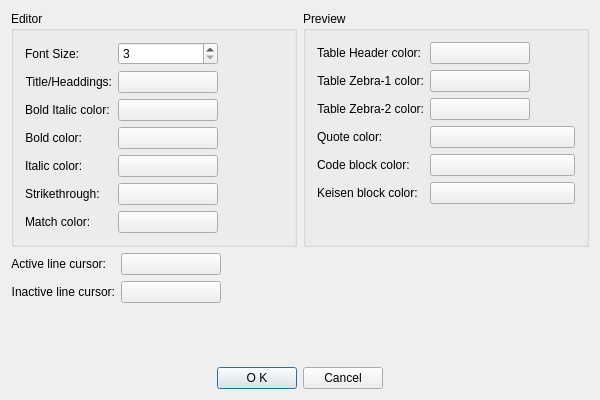
Before: the Qt Designer form viMarkdown/src/SettingsDialog.ui in shigmas/viMarkdown, drawn with Qt 5.
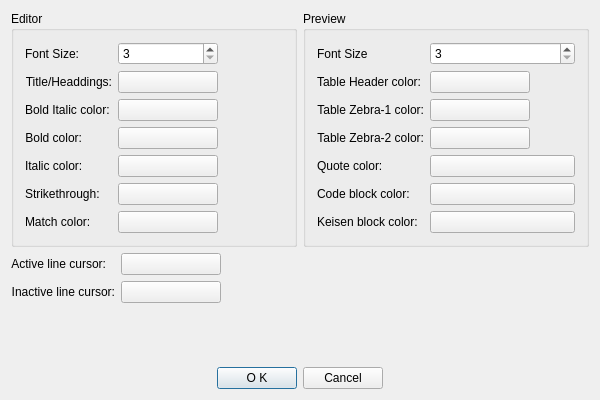
After: the same form once the commit is applied.

Commit message: 0004 ◎ C 04/13 04/30 03001│ToDo│"AutoText.cpp": #include <Windows.h> は不必要なので削除

```diff
--- a/viMarkdown/src/SettingsDialog.ui
+++ b/viMarkdown/src/SettingsDialog.ui
@@ -185,7 +185,7 @@
           <string>Preview</string>
          </property>
          <layout class="QFormLayout" name="formLayout_2">
-          <item row="0" column="0">
+          <item row="1" column="0">
            <widget class="QLabel" name="label_3">
             <property name="text">
              <string>Table Header color:</string>
@@ -195,7 +195,7 @@
             </property>
            </widget>
           </item>
-          <item row="0" column="1">
+          <item row="1" column="1">
            <widget class="QPushButton" name="CSVHeaderPB">
             <property name="maximumSize">
              <size>
@@ -208,7 +208,7 @@
             </property>
            </widget>
           </item>
-          <item row="1" column="0">
+          <item row="2" column="0">
            <widget class="QLabel" name="label_4">
             <property name="text">
              <string>Table Zebra-1 color:</string>
@@ -218,7 +218,7 @@
             </property>
            </widget>
           </item>
-          <item row="1" column="1">
+          <item row="2" column="1">
            <widget class="QPushButton" name="CSVZebra1PB">
             <property name="maximumSize">
              <size>
@@ -231,7 +231,7 @@
             </property>
            </widget>
           </item>
-          <item row="2" column="0">
+          <item row="3" column="0">
            <widget class="QLabel" name="label_5">
             <property name="text">
              <string>Table Zebra-2 color:</string>
@@ -241,7 +241,7 @@
             </property>
            </widget>
           </item>
-          <item row="2" column="1">
+          <item row="3" column="1">
            <widget class="QPushButton" name="CSVZebra2PB">
             <property name="maximumSize">
              <size>
@@ -254,48 +254,65 @@
             </property>
            </widget>
           </item>
-          <item row="3" column="0">
+          <item row="4" column="0">
            <widget class="QLabel" name="label_12">
             <property name="text">
              <string>Quote color:</string>
             </property>
            </widget>
           </item>
-          <item row="3" column="1">
+          <item row="4" column="1">
            <widget class="QPushButton" name="quotePB">
             <property name="text">
              <string/>
             </property>
            </widget>
           </item>
-          <item row="4" column="0">
+          <item row="5" column="0">
            <widget class="QLabel" name="label_13">
             <property name="text">
              <string>Code block color:</string>
             </property>
            </widget>
           </item>
-          <item row="5" column="0">
+          <item row="6" column="0">
            <widget class="QLabel" name="label_14">
             <property name="text">
              <string>Keisen block color:</string>
             </property>
            </widget>
           </item>
-          <item row="4" column="1">
+          <item row="5" column="1">
            <widget class="QPushButton" name="codeBlockPB">
             <property name="text">
              <string/>
             </property>
            </widget>
           </item>
-          <item row="5" column="1">
+          <item row="6" column="1">
            <widget class="QPushButton" name="keisenBlockPB">
             <property name="text">
              <string/>
             </property>
            </widget>
           </item>
+          <item row="0" column="0">
+           <widget class="QLabel" name="label_16">
+            <property name="text">
+             <string>Font Size</string>
+            </property>
+           </widget>
+          </item>
+          <item row="0" column="1">
+           <widget class="QSpinBox" name="previewFontSize">
+            <property name="minimum">
+             <number>3</number>
+            </property>
+            <property name="maximum">
+             <number>64</number>
+            </property>
+           </widget>
+          </item>
          </layout>
         </widget>
        </item>
```
Left out of the diff: 4 changed lines with no effect on the pictures. The commit also changes 6 other files.
